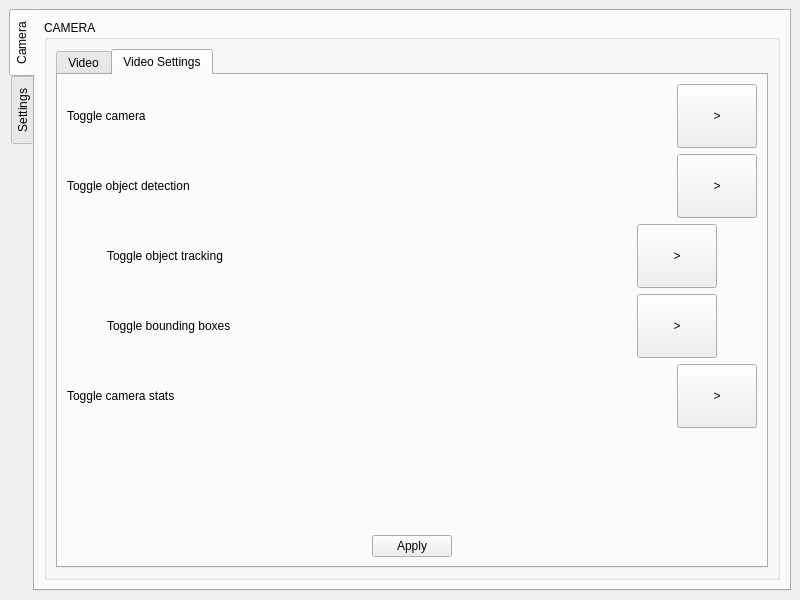
Above: mainwindow.ui from hakan-demirli/FQ-Control-Center before the change. Below: the same form after it.
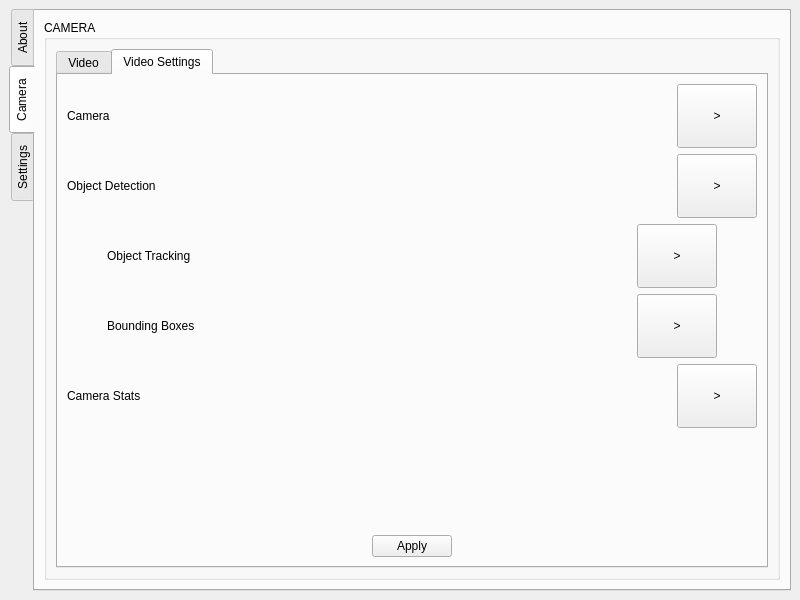
That is the form after the change.

Commit message: Increases button size and adds about page to UI

What changed in the file:
```diff
--- a/mainwindow.ui
+++ b/mainwindow.ui
@@ -17,12 +17,23 @@
    <layout class="QGridLayout" name="gridLayout">
     <item row="0" column="0">
      <widget class="QTabWidget" name="tabWidget">
+      <property name="minimumSize">
+       <size>
+        <width>64</width>
+        <height>64</height>
+       </size>
+      </property>
       <property name="tabPosition">
        <enum>QTabWidget::West</enum>
       </property>
       <property name="currentIndex">
        <number>0</number>
       </property>
+      <widget class="QWidget" name="tab">
+       <attribute name="title">
+        <string>About</string>
+       </attribute>
+      </widget>
       <widget class="QWidget" name="tab_camera">
        <attribute name="title">
         <string>Camera</string>
@@ -147,7 +158,7 @@
                  <item>
                   <widget class="QLabel" name="camera_info_label">
                    <property name="text">
-                    <string>Toggle camera</string>
+                    <string>Camera</string>
                    </property>
                   </widget>
                  </item>
@@ -190,7 +201,7 @@
                  <item>
                   <widget class="QLabel" name="object_detection_info_label">
                    <property name="text">
-                    <string>Toggle object detection</string>
+                    <string>Object Detection</string>
                    </property>
                   </widget>
                  </item>
@@ -245,7 +256,7 @@
                    <item>
                     <widget class="QLabel" name="tracking_info_label">
                      <property name="text">
-                      <string>Toggle object tracking</string>
+                      <string>Object Tracking</string>
                      </property>
                     </widget>
                    </item>
@@ -318,7 +329,7 @@
                    <item>
                     <widget class="QLabel" name="bounding_boxes_info_label">
                      <property name="text">
-                      <string>Toggle bounding boxes</string>
+                      <string>Bounding Boxes</string>
                      </property>
                     </widget>
                    </item>
@@ -373,7 +384,7 @@
                  <item>
                   <widget class="QLabel" name="camera_stats_info_label">
                    <property name="text">
-                    <string>Toggle camera stats</string>
+                    <string>Camera Stats</string>
                    </property>
                   </widget>
                  </item>
```
Left out of the diff: 2 changed lines with no effect on the pictures.
